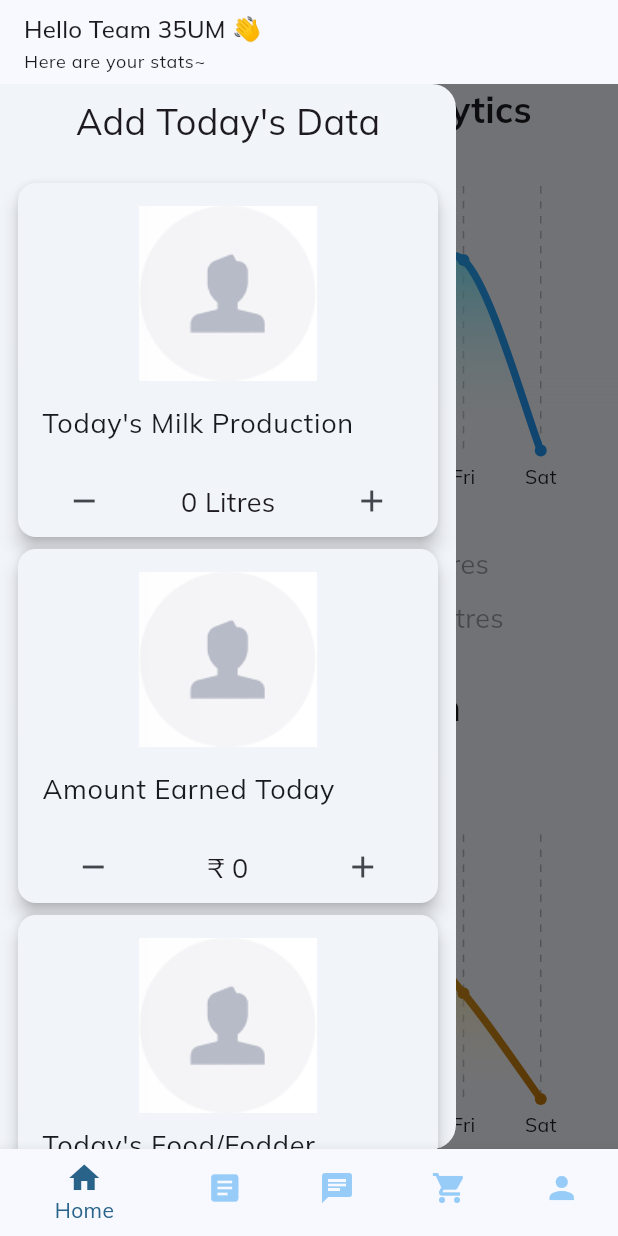
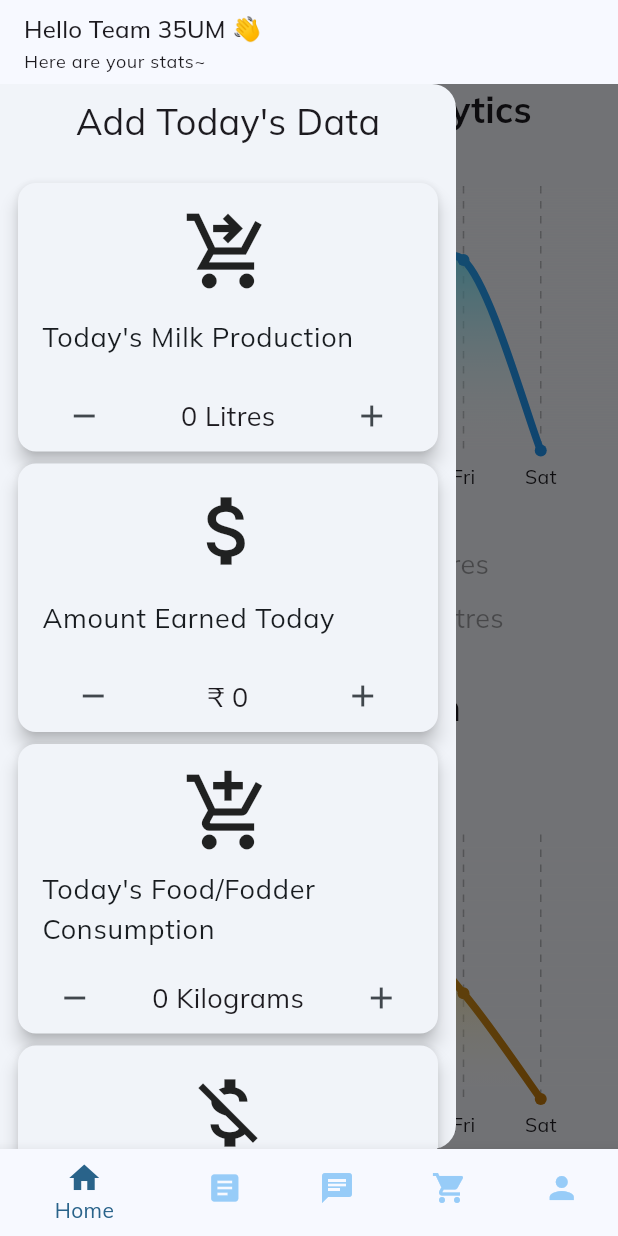
Before and after one commit to codegasms/appathon, a Flutter app: the screen it shows after launch, with the side drawer open, on a phone screen of 412 x 824 dp. Run offline on Flutter 3.47's test engine with Material 3 defaults, Android fonts, the phone set to English and light mode, and no system bars; drawn by our look-alikes of fl_chart; our stand-ins replace dash_chat_2, get, google_fonts, ionicons; missing offline and left inert: clipboard.

Commit message:
Add icons for daily data page

```diff
--- a/farmerapp/lib/pages/subpages/analytics.dart
+++ b/farmerapp/lib/pages/subpages/analytics.dart
@@ -111,8 +111,12 @@ class _AnalyticsPageState extends State<AnalyticsPage> {
                     children: [
                       Container(
                         margin: const EdgeInsets.only(top: 15),
-                        child: const Image(
-                          image: AssetImage('assets/avatar.png'),
+                        // child: const Image(
+                        //   image: AssetImage('assets/avatar.png'),
+                        // ),
+                        child: const Icon(
+                          Icons.shopping_cart_checkout_sharp,
+                          size: 60,
                         ),
                       ),
                       ListTile(
@@ -151,8 +155,12 @@ class _AnalyticsPageState extends State<AnalyticsPage> {
                     children: [
                       Container(
                         margin: const EdgeInsets.only(top: 15),
-                        child: const Image(
-                          image: AssetImage('assets/avatar.png'),
+                        // child: const Image(
+                        //   image: AssetImage('assets/avatar.png'),
+                        // ),
+                        child: const Icon(
+                          Icons.attach_money,
+                          size: 60,
                         ),
                       ),
                       ListTile(
@@ -191,8 +199,12 @@ class _AnalyticsPageState extends State<AnalyticsPage> {
                     children: [
                       Container(
                         margin: const EdgeInsets.only(top: 15),
-                        child: const Image(
-                          image: AssetImage('assets/avatar.png'),
+                        // child: const Image(
+                        //   image: AssetImage('assets/avatar.png'),
+                        // ),
+                        child: const Icon(
+                          Icons.add_shopping_cart,
+                          size: 60,
                         ),
                       ),
                       ListTile(
@@ -231,8 +243,12 @@ class _AnalyticsPageState extends State<AnalyticsPage> {
                     children: [
                       Container(
                         margin: const EdgeInsets.only(top: 15),
-                        child: const Image(
-                          image: AssetImage('assets/avatar.png'),
+                        // child: const Image(
+                        //   image: AssetImage('assets/avatar.png'),
+                        // ),
+                        child: const Icon(
+                          Icons.money_off,
+                          size: 60,
                         ),
                       ),
                       ListTile(
```
